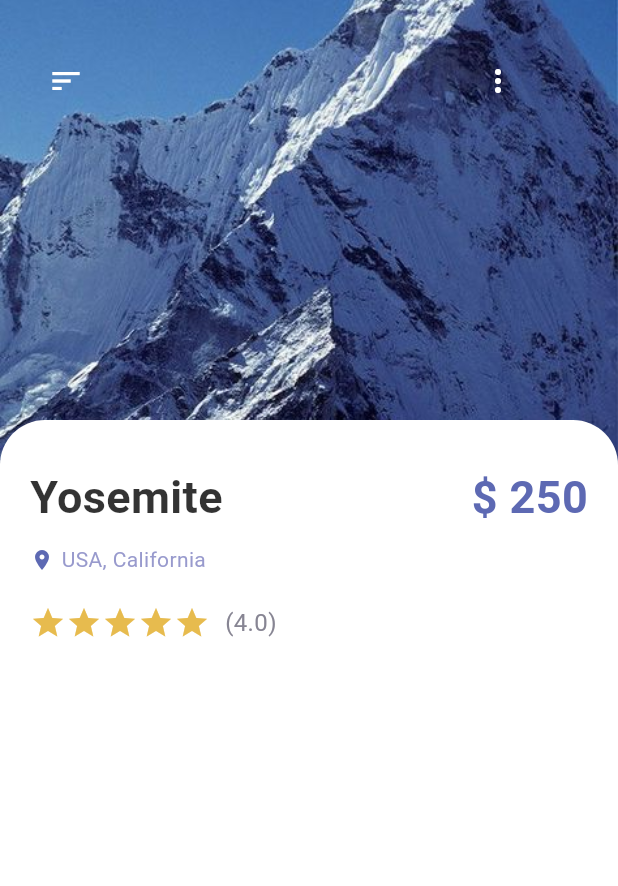
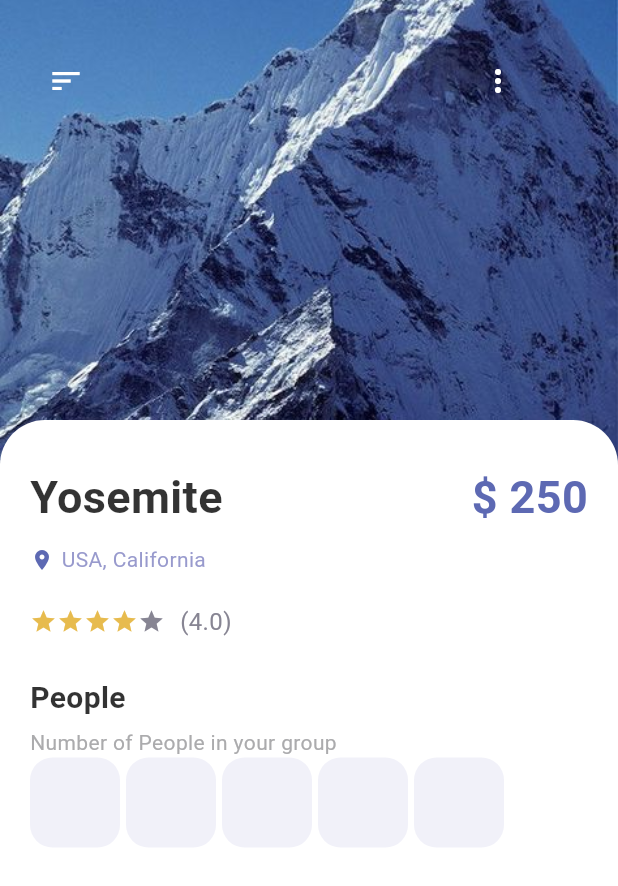
Before and after one commit to fidelisnwabisi/travel_app, a Flutter app: the screen it shows after launch, on a phone screen of 412 x 824 dp. Shown: the top 886 px of the screen. Run offline on Flutter 3.47's test engine with Material 2 defaults, Android fonts, the phone set to English and light mode, and no system bars.

Commit message:
added people text and comment

```diff
--- a/lib/pages/detail_page.dart
+++ b/lib/pages/detail_page.dart
@@ -11,6 +11,8 @@ class DetailPage extends StatefulWidget {
 }
 
 class _DetailPageState extends State<DetailPage> {
+  int gottenStar = 4;
+
   @override
   Widget build(BuildContext context) {
     return Scaffold(
@@ -107,18 +109,44 @@ class _DetailPageState extends State<DetailPage> {
                             (index) {
                               return Icon(
                                 Icons.star,
-                                color: AppColors.starColor,
+                                color: index < gottenStar
+                                    ? AppColors.starColor
+                                    : AppColors.textColor2,
+                                size: 18,
                               );
                             },
                           ),
                         ),
-                        SizedBox(width: 10),
+                        const SizedBox(width: 10),
                         AppText(
                           text: "(4.0)",
                           size: 16,
                           color: AppColors.textColor2,
                         )
                       ],
+                    ),
+                    const SizedBox(height: 25),
+                    AppLargeText(
+                      text: "People",
+                      size: 20,
+                      color: Colors.black.withOpacity(0.8),
+                    ),
+                    const SizedBox(height: 5),
+                    AppText(
+                      text: "Number of People in your group",
+                      color: AppColors.mainTextColor,
+                    ),
+                    Wrap(
+                      children: List.generate(5, (index) {
+                        return Container(
+                          margin: const EdgeInsets.only(right: 4),
+                          width: 60,
+                          height: 60,
+                          decoration: BoxDecoration(
+                              borderRadius: BorderRadius.circular(15),
+                              color: AppColors.buttonBackground),
+                        );
+                      }),
                     )
                   ],
                 ),
```
Also changed, not shown: 1 other file.
